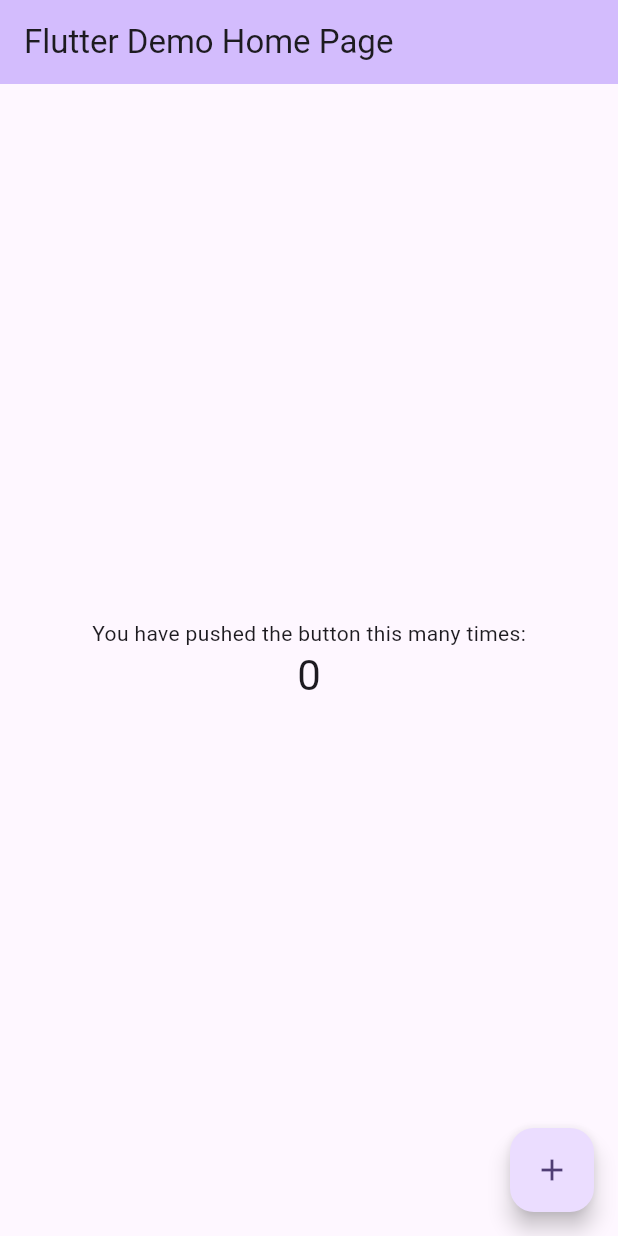
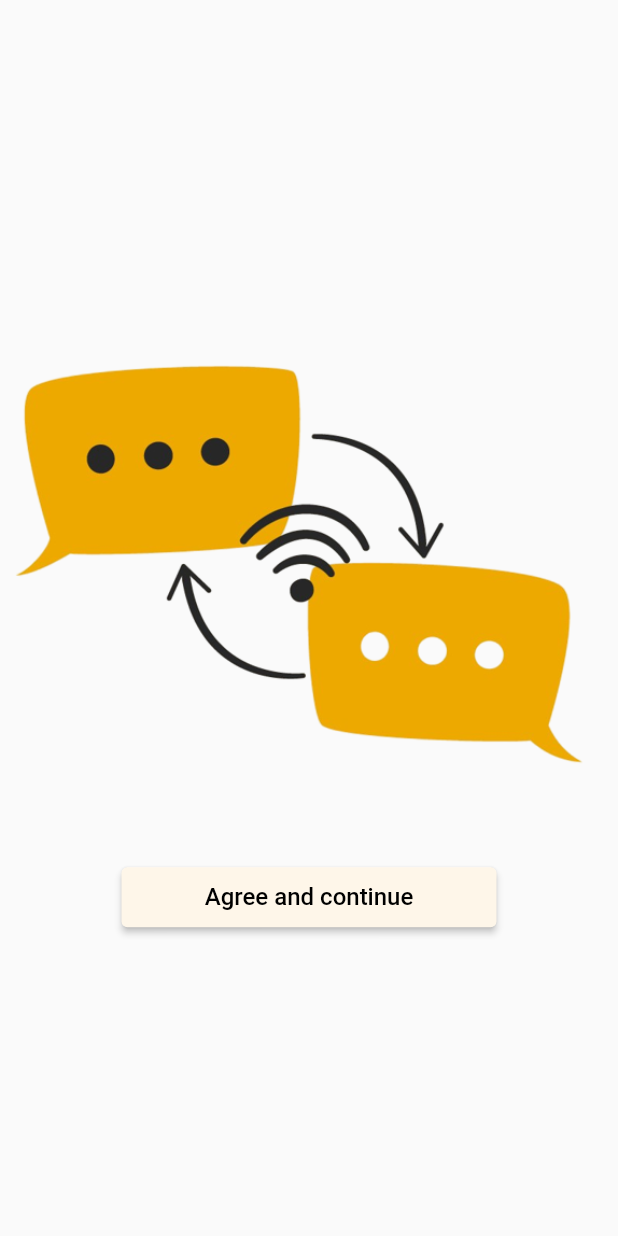
Before and after one commit to 1amSumit/chatx-flutter, a Flutter app: the screen it shows after launch, on a phone screen of 412 x 824 dp. Run offline on Flutter 3.47's test engine with Material 2 defaults, Android fonts, the phone set to English and light mode, and no system bars.

Commit message:
welcome screen rehsiter screenn implemented

```diff
--- a/lib/main.dart
+++ b/lib/main.dart
@@ -1,125 +1,23 @@
+import 'package:chatx/screens/welcome.dart';
 import 'package:flutter/material.dart';
 
 void main() {
   runApp(const MyApp());
 }
 
-class MyApp extends StatelessWidget {
+class MyApp extends StatefulWidget {
   const MyApp({super.key});
 
-  // This widget is the root of your application.
+  @override
+  State<MyApp> createState() => _MyAppState();
+}
+
+class _MyAppState extends State<MyApp> {
   @override
   Widget build(BuildContext context) {
     return MaterialApp(
-      title: 'Flutter Demo',
-      theme: ThemeData(
-        // This is the theme of your application.
-        //
-        // TRY THIS: Try running your application with "flutter run". You'll see
-        // the application has a blue toolbar. Then, without quitting the app,
-        // try changing the seedColor in the colorScheme below to Colors.green
-        // and then invoke "hot reload" (save your changes or press the "hot
-        // reload" button in a Flutter-supported IDE, or press "r" if you used
-        // the command line to start the app).
-        //
-        // Notice that the counter didn't reset back to zero; the application
-        // state is not lost during the reload. To reset the state, use hot
-        // restart instead.
-        //
-        // This works for code too, not just values: Most code changes can be
-        // tested with just a hot reload.
-        colorScheme: ColorScheme.fromSeed(seedColor: Colors.deepPurple),
-        useMaterial3: true,
-      ),
-      home: const MyHomePage(title: 'Flutter Demo Home Page'),
+      debugShowCheckedModeBanner: false,
+      home: Welcome(),
     );
   }
 }
-
-class MyHomePage extends StatefulWidget {
-  const MyHomePage({super.key, required this.title});
-
-  // This widget is the home page of your application. It is stateful, meaning
-  // that it has a State object (defined below) that contains fields that affect
-  // how it looks.
-
-  // This class is the configuration for the state. It holds the values (in this
-  // case the title) provided by the parent (in this case the App widget) and
-  // used by the build method of the State. Fields in a Widget subclass are
-  // always marked "final".
-
-  final String title;
-
-  @override
-  State<MyHomePage> createState() => _MyHomePageState();
-}
-
-class _MyHomePageState extends State<MyHomePage> {
-  int _counter = 0;
-
-  void _incrementCounter() {
-    setState(() {
-      // This call to setState tells the Flutter framework that something has
-      // changed in this State, which causes it to rerun the build method below
-      // so that the display can reflect the updated values. If we changed
-      // _counter without calling setState(), then the build method would not be
-      // called again, and so nothing would appear to happen.
-      _counter++;
-    });
-  }
-
-  @override
-  Widget build(BuildContext context) {
-    // This method is rerun every time setState is called, for instance as done
-    // by the _incrementCounter method above.
-    //
-    // The Flutter framework has been optimized to make rerunning build methods
-    // fast, so that you can just rebuild anything that needs updating rather
-    // than having to individually change instances of widgets.
-    return Scaffold(
-      appBar: AppBar(
-        // TRY THIS: Try changing the color here to a specific color (to
-        // Colors.amber, perhaps?) and trigger a hot reload to see the AppBar
-        // change color while the other colors stay the same.
-        backgroundColor: Theme.of(context).colorScheme.inversePrimary,
-        // Here we take the value from the MyHomePage object that was created by
-        // the App.build method, and use it to set our appbar title.
-        title: Text(widget.title),
-      ),
-      body: Center(
-        // Center is a layout widget. It takes a single child and positions it
-        // in the middle of the parent.
-        child: Column(
-          // Column is also a layout widget. It takes a list of children and
-          // arranges them vertically. By default, it sizes itself to fit its
-          // children horizontally, and tries to be as tall as its parent.
-          //
-          // Column has various properties to control how it sizes itself and
-          // how it positions its children. Here we use mainAxisAlignment to
-          // center the children vertically; the main axis here is the vertical
-          // axis because Columns are vertical (the cross axis would be
-          // horizontal).
-          //
-          // TRY THIS: Invoke "debug painting" (choose the "Toggle Debug Paint"
-          // action in the IDE, or press "p" in the console), to see the
-          // wireframe for each widget.
-          mainAxisAlignment: MainAxisAlignment.center,
-          children: <Widget>[
-            const Text(
-              'You have pushed the button this many times:',
-            ),
-            Text(
-              '$_counter',
-              style: Theme.of(context).textTheme.headlineMedium,
-            ),
-          ],
-        ),
-      ),
-      floatingActionButton: FloatingActionButton(
-        onPressed: _incrementCounter,
-        tooltip: 'Increment',
-        child: const Icon(Icons.add),
-      ), // This trailing comma makes auto-formatting nicer for build methods.
-    );
-  }
-}
--- /dev/null
+++ b/lib/screens/welcome.dart
@@ -0,0 +1,57 @@
+import 'package:chatx/screens/registerScreen.dart';
+import 'package:flutter/material.dart';
+
+class Welcome extends StatefulWidget {
+  const Welcome({super.key});
+
+  @override
+  State<Welcome> createState() => _WelcomeState();
+}
+
+class _WelcomeState extends State<Welcome> {
+  @override
+  Widget build(BuildContext context) {
+    return Scaffold(
+      body: Column(
+        mainAxisAlignment: MainAxisAlignment.center,
+        children: [
+          Center(
+            child: Image(
+              image: AssetImage('images/logo-chatx.png'),
+            ),
+          ),
+          SizedBox(
+            height: 60.0,
+          ),
+          Container(
+            child: SizedBox(
+              width: 250.0,
+              height: 40.0,
+              child: ElevatedButton(
+                onPressed: () {
+                  Navigator.push(
+                    context,
+                    MaterialPageRoute(
+                      builder: (context) {
+                        return LoginRegisterScreen();
+                      },
+                    ),
+                  );
+                },
+                child: Text(
+                  "Agree and continue",
+                  style: TextStyle(color: Colors.black, fontSize: 16.0),
+                ),
+                style: ButtonStyle(
+                  backgroundColor: MaterialStatePropertyAll<Color>(
+                    Color(0xFFFEF6E9),
+                  ),
+                ),
+              ),
+            ),
+          ),
+        ],
+      ),
+    );
+  }
+}
```
Also changed, not shown: lib/screens/login.dart (added, +15 -0 lines), lib/screens/registerScreen.dart (added, +100 -0 lines), lib/screens/signup.dart (added, +15 -0 lines), pubspec.yaml (+4 -7 lines), images/logo-chatx.png (added).
